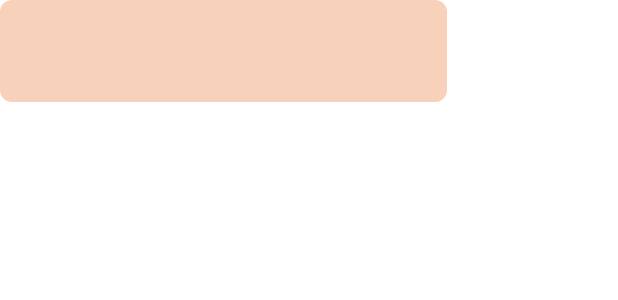
After one commit to cyclexuxu/WalkWithMe, an Android app: the layout customized_toast.xml on its own in the app's theme, with its tools: preview values and no code run, on a phone screen of 412 x 824 dp. The commit adds this screen. Shown: the top 300 px of the screen. Run offline under Robolectric (Android 15) with nearby library versions, the phone set to English and light mode, and no system bars; Roboto replaces fonts that are not available here.

Commit message:
add customized Toast

```diff
--- a/app/src/main/java/neu/madcourse/walkwithme/PetFragment.java
+++ b/app/src/main/java/neu/madcourse/walkwithme/PetFragment.java
@@ -39,6 +39,7 @@ import java.io.IOException;
 import java.util.Random;
 
 import io.grpc.internal.SharedResourceHolder;
+import neu.madcourse.walkwithme.NotiPet.CustomToast;
 import neu.madcourse.walkwithme.NotiPet.InsufficientMeatException;
 import neu.madcourse.walkwithme.NotiPet.PetActivity;
 import neu.madcourse.walkwithme.NotiPet.PetHappyState;
@@ -350,8 +351,8 @@ public class PetFragment extends Fragment {
 
     private void showToast(String message){
         int duration = Toast.LENGTH_LONG;
-        Toast toast = Toast.makeText(getContext(), message, duration);
-        toast.show();
+        CustomToast customToast= CustomToast.makeText(getContext(), message, 3, 180,200);
+        customToast.show();
     }
 
     private void redeemSteps(){
--- /dev/null
+++ b/app/src/main/res/drawable/shape.xml
@@ -0,0 +1,5 @@
+<?xml version="1.0" encoding="utf-8"?>
+<shape xmlns:android="http://schemas.android.com/apk/res/android" android:shape="rectangle">
+    <solid android:color="#F7D1BA"/>
+    <corners android:radius="8dp"/>
+</shape>
--- /dev/null
+++ b/app/src/main/res/layout/customized_toast.xml
@@ -0,0 +1,19 @@
+<?xml version="1.0" encoding="utf-8"?>
+<LinearLayout xmlns:android="http://schemas.android.com/apk/res/android"
+    android:orientation="horizontal"
+    android:layout_width="match_parent"
+    android:layout_height="match_parent">
+
+    <TextView
+        android:id="@+id/per_Toast"
+        android:layout_width="298dp"
+        android:layout_height="68dp"
+        android:background="@drawable/shape"
+        android:paddingLeft="10dp"
+        android:paddingTop="10dp"
+        android:paddingRight="10dp"
+        android:paddingBottom="10dp"
+        android:textColor="#557571"
+        android:textSize="18sp" />
+
+</LinearLayout>
--- a/app/src/main/res/layout/fragment_pet.xml
+++ b/app/src/main/res/layout/fragment_pet.xml
@@ -42,7 +42,7 @@
             app:layout_constraintEnd_toEndOf="parent"
             app:layout_constraintStart_toStartOf="parent"
             app:layout_constraintTop_toTopOf="parent"
-            app:layout_constraintVertical_bias="0.752"
+            app:layout_constraintVertical_bias="0.72"
             app:rowCount="1">
 
             <ImageView
@@ -113,7 +113,7 @@
             app:layout_constraintEnd_toEndOf="parent"
             app:layout_constraintStart_toStartOf="parent"
             app:layout_constraintTop_toTopOf="parent"
-            app:layout_constraintVertical_bias="0.867"
+            app:layout_constraintVertical_bias="0.84"
             app:rowCount="1">
 
             <Button
```
Also changed, not shown: app/src/main/java/neu/madcourse/walkwithme/NotiPet/CustomToast.java (added, +57 -0 lines).
